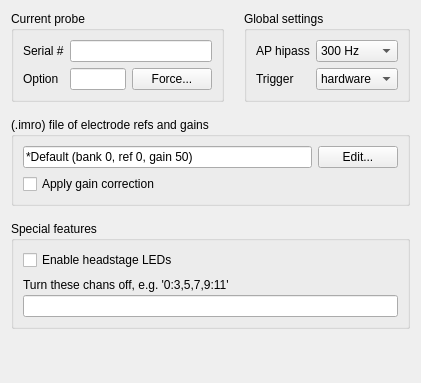
Old version of the form Forms/IMCfgTab.ui in the repository billkarsh/SpikeGLX.
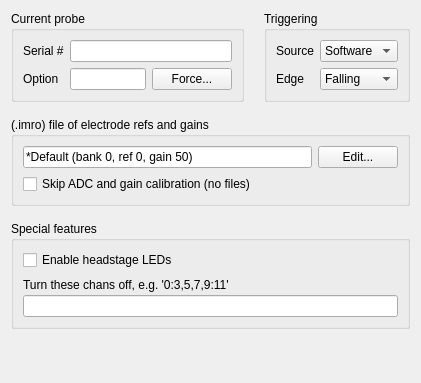
New version of the form.

Patch:
```diff
--- a/Forms/IMCfgTab.ui
+++ b/Forms/IMCfgTab.ui
@@ -97,20 +97,20 @@
    <item row="0" column="1">
     <widget class="QGroupBox" name="globalGB">
      <property name="title">
-      <string>Global settings</string>
+      <string>Triggering</string>
      </property>
      <layout class="QGridLayout" name="gridLayout">
       <item row="0" column="0">
        <widget class="QLabel" name="label_3">
         <property name="text">
-         <string>AP hipass</string>
+         <string>Source</string>
         </property>
        </widget>
       </item>
       <item row="1" column="0">
        <widget class="QLabel" name="label_4">
         <property name="text">
-         <string>Trigger</string>
+         <string>Edge</string>
         </property>
        </widget>
       </item>
@@ -127,7 +127,7 @@
         </property>
         <item>
          <property name="text">
-          <string>300 Hz</string>
+          <string>Software</string>
          </property>
         </item>
         <item>
@@ -152,7 +152,7 @@
         </property>
         <item>
          <property name="text">
-          <string>hardware</string>
+          <string>Falling</string>
          </property>
         </item>
         <item>
@@ -222,7 +222,7 @@
          <string>Reduces Verror from ~20% to ~2%, but delays run start 3-5 minutes</string>
         </property>
         <property name="text">
-         <string>Apply gain correction</string>
+         <string>Skip ADC and gain calibration (no files)</string>
         </property>
        </widget>
       </item>
```
Left out of the diff: 98 changed lines with no effect on the pictures.
